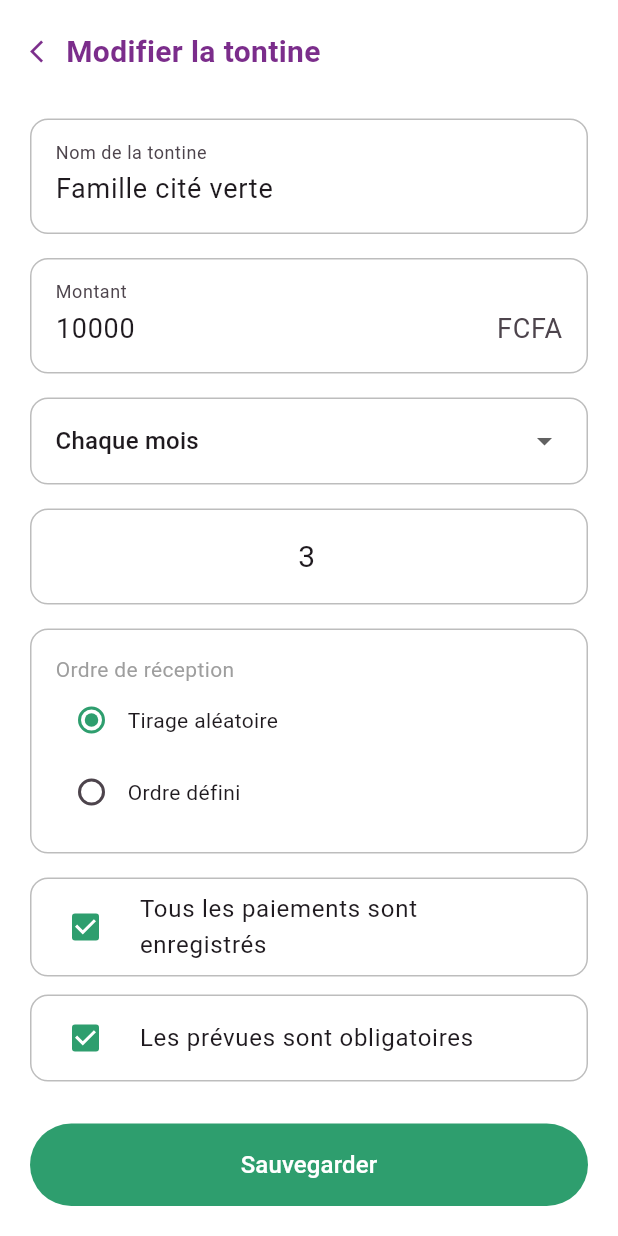
After one commit to Marino0503/njangui, a Flutter app: the ModifierTontineScreen screen opened directly with sample values from the repository, on a phone screen of 412 x 824 dp. The commit adds this screen. Run offline on Flutter 3.47's test engine with Material 3 defaults, Android fonts, the phone set to English and light mode, and no system bars; our stand-ins replace cloud_firestore, firebase_auth, firebase_core; accounts and stored records are empty.

Commit message:
feat:Supprimer et modifer une tontine

```diff
--- /dev/null
+++ b/lib/screens/modifier_tontine_screen.dart
@@ -0,0 +1,405 @@
+import 'package:flutter/material.dart';
+import '../models/tontine.dart';
+import '../services/firestore_service.dart';
+
+class ModifierTontineScreen extends StatefulWidget {
+  final Tontine tontine;
+
+  const ModifierTontineScreen({super.key, required this.tontine});
+
+  @override
+  State<ModifierTontineScreen> createState() => _ModifierTontineScreenState();
+}
+
+class _ModifierTontineScreenState extends State<ModifierTontineScreen> {
+  late TextEditingController _nomController;
+  late TextEditingController _montantController;
+  late TextEditingController _nombreMembresController;
+  late String _frequence;
+  late String _ordreReception;
+  late bool _paiementsEnregistres;
+  late bool _prevuesObligatoires;
+  late bool _membresVoientHistorique;
+  bool _isLoading = false;
+
+  @override
+  void initState() {
+    super.initState();
+    // Initialise les champs avec les valeurs existantes
+    _nomController = TextEditingController(text: widget.tontine.nom);
+    _montantController = TextEditingController(
+      text: widget.tontine.montant.toStringAsFixed(0),
+    );
+    _nombreMembresController = TextEditingController(
+      text: widget.tontine.nombreMembres.toString(),
+    );
+    _frequence = widget.tontine.frequence;
+    _ordreReception = widget.tontine.ordreReception;
+    _paiementsEnregistres = widget.tontine.paiementsEnregistres;
+    _prevuesObligatoires = widget.tontine.prevuesObligatoires;
+    _membresVoientHistorique = widget.tontine.membresVoientHistorique;
+  }
+
+  @override
+  void dispose() {
+    _nomController.dispose();
+    _montantController.dispose();
+    _nombreMembresController.dispose();
+    super.dispose();
+  }
+
+  Future<void> _sauvegarder() async {
+    // ── Validations ──
+    if (_nomController.text.trim().isEmpty) {
+      ScaffoldMessenger.of(context).showSnackBar(
+        const SnackBar(
+          content: Text('Veuillez entrer le nom de la tontine'),
+          backgroundColor: Colors.red,
+        ),
+      );
+      return;
+    }
+
+    if (_nomController.text.trim().length < 3) {
+      ScaffoldMessenger.of(context).showSnackBar(
+        const SnackBar(
+          content: Text('Le nom doit contenir au moins 3 caractères'),
+          backgroundColor: Colors.red,
+        ),
+      );
+      return;
+    }
+
+    final montant = double.tryParse(_montantController.text.trim());
+    if (montant == null || montant <= 0) {
+      ScaffoldMessenger.of(context).showSnackBar(
+        const SnackBar(
+          content: Text('Le montant doit être un nombre supérieur à 0'),
+          backgroundColor: Colors.red,
+        ),
+      );
+      return;
+    }
+
+    final nombreMembres = int.tryParse(_nombreMembresController.text.trim());
+    if (nombreMembres == null || nombreMembres < 2) {
+      ScaffoldMessenger.of(context).showSnackBar(
+        const SnackBar(
+          content: Text('Le nombre de membres doit être au moins 2'),
+          backgroundColor: Colors.red,
+        ),
+      );
+      return;
+    }
+
+    setState(() => _isLoading = true);
+
+    try {
+      // Crée la tontine mise à jour
+      final tontineMAJ = Tontine(
+        id: widget.tontine.id,
+        nom: _nomController.text.trim(),
+        montant: montant,
+        frequence: _frequence,
+        prochaineEcheance: widget.tontine.prochaineEcheance,
+        enCours: widget.tontine.enCours,
+        dateDebut: widget.tontine.dateDebut,
+        ordreReception: _ordreReception,
+        nombreMembres: nombreMembres,
+        paiementsEnregistres: _paiementsEnregistres,
+        prevuesObligatoires: _prevuesObligatoires,
+        membresVoientHistorique: _membresVoientHistorique,
+        gestionnaire: widget.tontine.gestionnaire,
+        membres: widget.tontine.membres,
+        codeInvitation: widget.tontine.codeInvitation,
+      );
+
+      // Sauvegarde dans Firestore
+      await FirestoreService().mettreAJourTontine(tontineMAJ);
+
+      if (!mounted) return;
+      setState(() => _isLoading = false);
+
+      ScaffoldMessenger.of(context).showSnackBar(
+        const SnackBar(
+          content: Text('Tontine mise à jour avec succès !'),
+          backgroundColor: Color(0xFF2E9E6E),
+        ),
+      );
+
+      Navigator.pop(context);
+    } catch (e) {
+      if (!mounted) return;
+      setState(() => _isLoading = false);
+      ScaffoldMessenger.of(context).showSnackBar(
+        SnackBar(content: Text('Erreur : $e'), backgroundColor: Colors.red),
+      );
+    }
+  }
+
+  @override
+  Widget build(BuildContext context) {
+    return Scaffold(
+      backgroundColor: Colors.white,
+      body: SafeArea(
+        child: Column(
+          children: [
+            Expanded(
+              child: SingleChildScrollView(
+                padding: const EdgeInsets.symmetric(horizontal: 20),
+                child: Column(
+                  crossAxisAlignment: CrossAxisAlignment.start,
+                  children: [
+                    const SizedBox(height: 20),
+
+                    // ── Bouton retour + Titre ──
+                    GestureDetector(
+                      onTap: () => Navigator.pop(context),
+                      child: Row(
+                        children: const [
+                          Icon(
+                            Icons.arrow_back_ios,
+                            color: Color(0xFF7B2D8B),
+                            size: 18,
+                          ),
+                          SizedBox(width: 6),
+                          Text(
+                            'Modifier la tontine',
+                            style: TextStyle(
+                              fontSize: 20,
+                              fontWeight: FontWeight.bold,
+                              color: Color(0xFF7B2D8B),
+                            ),
+                          ),
+                        ],
+                      ),
+                    ),
+
+                    const SizedBox(height: 30),
+
+                    // ── Nom ──
+                    Container(
+                      width: double.infinity,
+                      decoration: BoxDecoration(
+                        border: Border.all(color: Colors.grey.shade400),
+                        borderRadius: BorderRadius.circular(12),
+                      ),
+                      child: TextField(
+                        controller: _nomController,
+                        style: const TextStyle(fontSize: 18),
+                        decoration: const InputDecoration(
+                          labelText: 'Nom de la tontine',
+                          border: InputBorder.none,
+                          contentPadding: EdgeInsets.all(16),
+                        ),
+                      ),
+                    ),
+
+                    const SizedBox(height: 16),
+
+                    // ── Montant ──
+                    Container(
+                      width: double.infinity,
+                      decoration: BoxDecoration(
+                        border: Border.all(color: Colors.grey.shade400),
+                        borderRadius: BorderRadius.circular(12),
+                      ),
+                      child: TextField(
+                        controller: _montantController,
+                        keyboardType: TextInputType.number,
+                        style: const TextStyle(fontSize: 18),
+                        decoration: const InputDecoration(
+                          labelText: 'Montant',
+                          suffixText: 'FCFA',
+                          border: InputBorder.none,
+                          contentPadding: EdgeInsets.all(16),
+                        ),
+                      ),
+                    ),
+
+                    const SizedBox(height: 16),
+
+                    // ── Fréquence ──
+                    Container(
+                      width: double.infinity,
+                      padding: const EdgeInsets.symmetric(
+                        horizontal: 16,
+                        vertical: 4,
+                      ),
+                      decoration: BoxDecoration(
+                        border: Border.all(color: Colors.grey.shade400),
+                        borderRadius: BorderRadius.circular(12),
+                      ),
+                      child: DropdownButtonHideUnderline(
+                        child: DropdownButton<String>(
+                          value: _frequence,
+                          isExpanded: true,
+                          items: const [
+                            DropdownMenuItem(
+                              value: 'semaine',
+                              child: Text('Chaque semaine'),
+                            ),
+                            DropdownMenuItem(
+                              value: 'mois',
+                              child: Text('Chaque mois'),
+                            ),
+                            DropdownMenuItem(
+                              value: 'trimestre',
+                              child: Text('Chaque trimestre'),
+                            ),
+                          ],
+                          onChanged: (value) {
+                            setState(() => _frequence = value!);
+                          },
+                        ),
+                      ),
+                    ),
+
+                    const SizedBox(height: 16),
+
+                    // ── Nombre de membres ──
+                    Container(
+                      width: double.infinity,
+                      decoration: BoxDecoration(
+                        border: Border.all(color: Colors.grey.shade400),
+                        borderRadius: BorderRadius.circular(12),
+                      ),
+                      child: TextField(
+                        controller: _nombreMembresController,
+                        keyboardType: TextInputType.number,
+                        textAlign: TextAlign.center,
+                        style: const TextStyle(fontSize: 20),
+                        decoration: const InputDecoration(
+                          hintText: 'Nombre de membres',
+                          border: InputBorder.none,
+                          contentPadding: EdgeInsets.all(16),
+                        ),
+                      ),
+                    ),
+
+                    const SizedBox(height: 16),
+
+                    // ── Ordre de réception ──
+                    Container(
+                      width: double.infinity,
+                      padding: const EdgeInsets.all(16),
+                      decoration: BoxDecoration(
+                        border: Border.all(color: Colors.grey.shade400),
+                        borderRadius: BorderRadius.circular(12),
+                      ),
+                      child: Column(
+                        crossAxisAlignment: CrossAxisAlignment.start,
+                        children: [
+                          const Text(
+                            'Ordre de réception',
+                            style: TextStyle(fontSize: 14, color: Colors.grey),
+                          ),
+                          Row(
+                            children: [
+                              Radio<String>(
+                                value: 'aleatoire',
+                                groupValue: _ordreReception,
+                                activeColor: const Color(0xFF2E9E6E),
+                                onChanged: (value) =>
+                                    setState(() => _ordreReception = value!),
+                              ),
+                              const Text('Tirage aléatoire'),
+                            ],
+                          ),
+                          Row(
+                            children: [
+                              Radio<String>(
+                                value: 'defini',
+                                groupValue: _ordreReception,
+                                activeColor: const Color(0xFF2E9E6E),
+                                onChanged: (value) =>
+                                    setState(() => _ordreReception = value!),
+                              ),
+                              const Text('Ordre défini'),
+                            ],
+                          ),
+                        ],
+                      ),
+                    ),
+
+                    const SizedBox(height: 16),
+
+                    // ── Cases à cocher ──
+                    _buildCheckbox(
+                      titre: 'Tous les paiements sont enregistrés',
+                      valeur: _paiementsEnregistres,
+                      onChanged: (val) =>
+                          setState(() => _paiementsEnregistres = val!),
+                    ),
+                    _buildCheckbox(
+                      titre: 'Les prévues sont obligatoires',
+                      valeur: _prevuesObligatoires,
+                      onChanged: (val) =>
+                          setState(() => _prevuesObligatoires = val!),
+                    ),
+                    _buildCheckbox(
+                      titre: "Les membres voient l'historique",
+                      valeur: _membresVoientHistorique,
+                      onChanged: (val) =>
+                          setState(() => _membresVoientHistorique = val!),
+                    ),
+
+                    const SizedBox(height: 24),
+                  ],
+                ),
+              ),
+            ),
+
+            // ── Bouton sauvegarder ──
+            Padding(
+              padding: const EdgeInsets.all(20),
+              child: SizedBox(
+                width: double.infinity,
+                height: 55,
+                child: ElevatedButton(
+                  onPressed: _isLoading ? null : _sauvegarder,
+                  style: ElevatedButton.styleFrom(
+                    backgroundColor: const Color(0xFF2E9E6E),
+                    foregroundColor: Colors.white,
+                    shape: RoundedRectangleBorder(
+                      borderRadius: BorderRadius.circular(30),
+                    ),
+                    elevation: 0,
+                  ),
+                  child: _isLoading
+                      ? const CircularProgressIndicator(color: Colors.white)
+                      : const Text(
+                          'Sauvegarder',
+                          style: TextStyle(fontSize: 16),
+                        ),
+                ),
+              ),
+            ),
+          ],
+        ),
+      ),
+    );
+  }
+
+  Widget _buildCheckbox({
+    required String titre,
+    required bool valeur,
+    required ValueChanged<bool?> onChanged,
+  }) {
+    return Container(
+      margin: const EdgeInsets.only(bottom: 12),
+      decoration: BoxDecoration(
+        border: Border.all(color: Colors.grey.shade400),
+        borderRadius: BorderRadius.circular(12),
+      ),
+      child: CheckboxListTile(
+        value: valeur,
+        onChanged: onChanged,
+        activeColor: const Color(0xFF2E9E6E),
+        title: Text(titre),
+        controlAffinity: ListTileControlAffinity.leading,
+        shape: RoundedRectangleBorder(borderRadius: BorderRadius.circular(12)),
+      ),
+    );
+  }
+}
--- a/lib/screens/profil_screen.dart
+++ b/lib/screens/profil_screen.dart
@@ -1,5 +1,4 @@
 import 'package:flutter/material.dart';
-import 'package:cloud_firestore/cloud_firestore.dart';
 import '../services/user_service.dart';
 import '../services/firestore_service.dart';
 import '../models/tontine.dart';
--- a/lib/services/firestore_service.dart
+++ b/lib/services/firestore_service.dart
@@ -162,4 +162,23 @@ class FirestoreService {
       membres: membres,
     );
   }
+
+  // Supprimer une tontine
+  Future<void> supprimerTontine(String id) async {
+    await _tontines.doc(id).delete();
+  }
+
+  // Mettre à jour une tontine
+  Future<void> mettreAJourTontine(Tontine tontine) async {
+    await _tontines.doc(tontine.id).update({
+      'nom': tontine.nom,
+      'montant': tontine.montant,
+      'frequence': tontine.frequence,
+      'nombreMembres': tontine.nombreMembres,
+      'ordreReception': tontine.ordreReception,
+      'paiementsEnregistres': tontine.paiementsEnregistres,
+      'prevuesObligatoires': tontine.prevuesObligatoires,
+      'membresVoientHistorique': tontine.membresVoientHistorique,
+    });
+  }
 }
```
Also changed, not shown: lib/screens/detail_tontine_screen.dart (+100 -2 lines).
